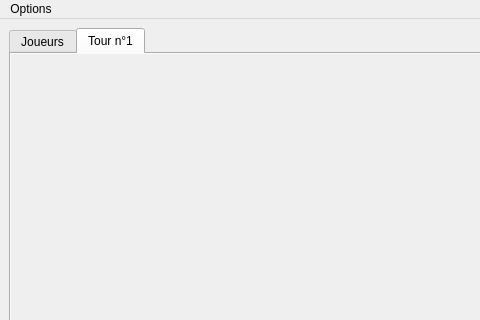
First picture: the form in ui/MainWindow.ui, repository dsarrut/badminapp, before the edit; both pictures show x 0 to 480 and y 0 to 320 of the 1319 by 842 pixel window.
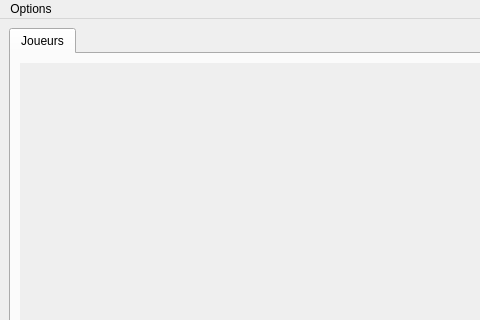
Second picture: the form after the edit. The open tabs and pages were chosen to show the change. Icons and pictures are not drawn.

The edit to the form file:
```diff
--- a/ui/MainWindow.ui
+++ b/ui/MainWindow.ui
@@ -37,15 +37,6 @@
         </item>
        </layout>
       </widget>
-      <widget class="QWidget" name="tab_round1">
-       <property name="autoFillBackground">
-        <bool>true</bool>
-       </property>
-       <attribute name="title">
-        <string>Tour n°1</string>
-       </attribute>
-       <layout class="QGridLayout" name="layout"/>
-      </widget>
      </widget>
     </item>
    </layout>
```
Left out of the diff: 14 changed lines with no effect on the pictures.
